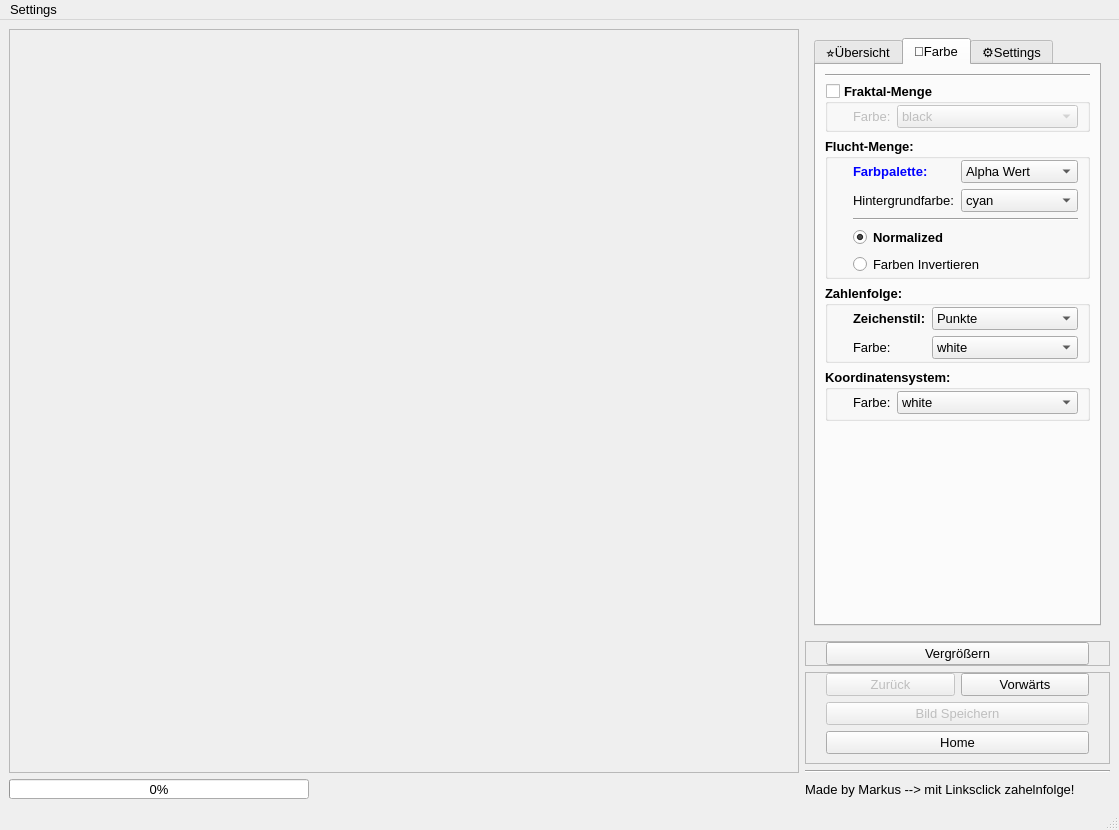
Before: the Qt Designer form mainwindow.ui in M4RKUS28/Fraktalgenerator, drawn with Qt 5.
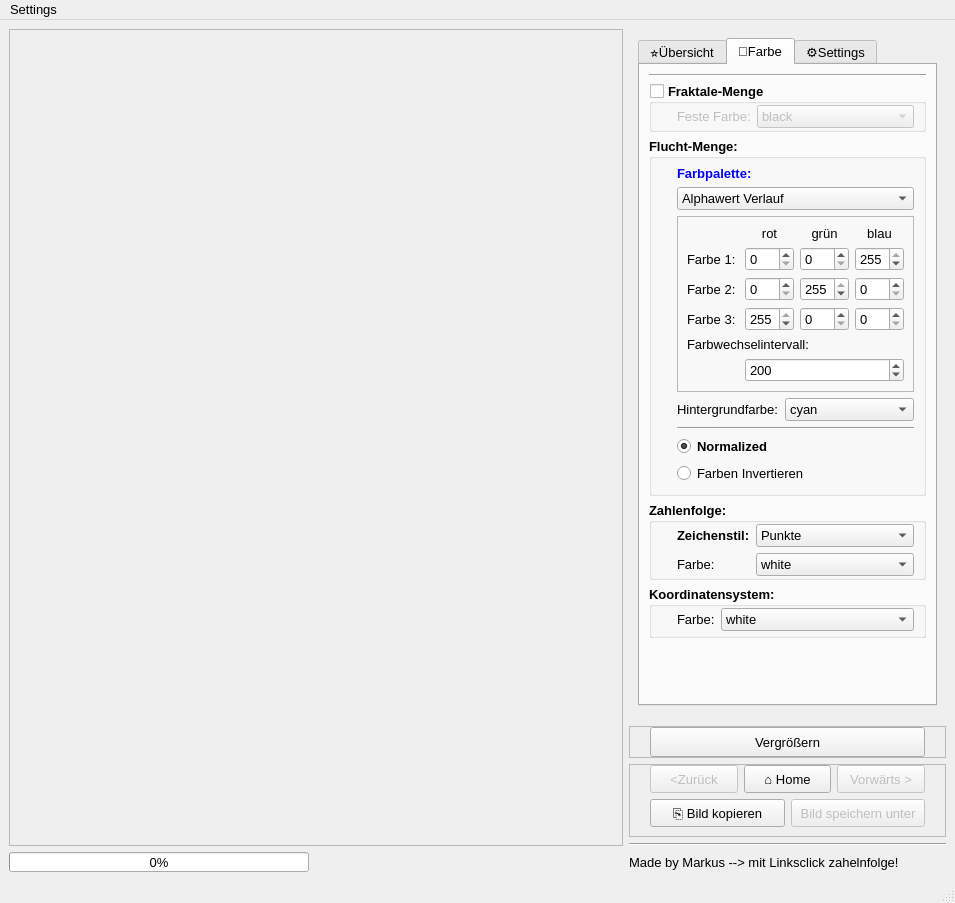
After: the same form once the commit is applied. The open tabs and pages were chosen to show the change. Custom widgets are drawn as their Qt base class.

Diff of the .ui file:
```diff
--- a/mainwindow.ui
+++ b/mainwindow.ui
@@ -6,8 +6,8 @@
    <rect>
     <x>0</x>
     <y>0</y>
-    <width>1119</width>
-    <height>830</height>
+    <width>955</width>
+    <height>903</height>
    </rect>
   </property>
   <property name="font">
@@ -444,7 +444,7 @@
               </font>
              </property>
              <property name="title">
-              <string>Fraktal-Menge</string>
+              <string>Fraktale-Menge</string>
              </property>
              <property name="checkable">
               <bool>true</bool>
@@ -531,7 +531,7 @@
                  </font>
                 </property>
                 <property name="text">
-                 <string>Farbe:</string>
+                 <string>Feste Farbe:</string>
                 </property>
                </widget>
               </item>
@@ -560,9 +560,12 @@
                <number>9</number>
               </property>
               <property name="bottomMargin">
-               <number>1</number>
+               <number>9</number>
               </property>
               <item row="0" column="0">
+               <layout class="QHBoxLayout" name="horizontalLayout_11"/>
+              </item>
+              <item row="1" column="0" colspan="2">
                <widget class="QLabel" name="label_9">
                 <property name="font">
                  <font>
@@ -580,7 +583,7 @@
                 </property>
                </widget>
               </item>
-              <item row="0" column="1">
+              <item row="2" column="0" colspan="2">
                <widget class="QComboBox" name="comboBox_palette">
                 <property name="font">
                  <font>
@@ -590,7 +593,7 @@
                 </property>
                 <item>
                  <property name="text">
-                  <string>Alpha Wert</string>
+                  <string extracomment="Verlauf des Alpha Kanals einer Rgba-Farbe. Kombenierbar mit Hintergurndfarbe und fester Fraktal Farbe.">Alphawert Verlauf</string>
                  </property>
                 </item>
                 <item>
@@ -625,7 +628,392 @@
                 </item>
                </widget>
               </item>
-              <item row="1" column="0">
+              <item row="3" column="0" colspan="2">
+               <widget class="QStackedWidget" name="stackedWidgetExtraSettings">
+                <property name="frameShape">
+                 <enum>QFrame::StyledPanel</enum>
+                </property>
+                <property name="lineWidth">
+                 <number>1</number>
+                </property>
+                <property name="currentIndex">
+                 <number>4</number>
+                </property>
+                <widget class="QWidget" name="page_6"/>
+                <widget class="QWidget" name="page_5"/>
+                <widget class="QWidget" name="page_4"/>
+                <widget class="QWidget" name="page_3">
+                 <layout class="QFormLayout" name="formLayout_8">
+                  <item row="0" column="0">
+                   <widget class="QLabel" name="label_38">
+                    <property name="font">
+                     <font>
+                      <pointsize>10</pointsize>
+                      <bold>false</bold>
+                     </font>
+                    </property>
+                    <property name="text">
+                     <string>Sättigung:</string>
+                    </property>
+                   </widget>
+                  </item>
+                  <item row="0" column="1">
+                   <widget class="QSpinBox" name="spinBoxHSV_satursion">
+                    <property name="font">
+                     <font>
+                      <pointsize>10</pointsize>
+                      <bold>false</bold>
+                     </font>
+                    </property>
+                    <property name="maximum">
+                     <number>255</number>
+                    </property>
+                    <property name="value">
+                     <number>255</number>
+                    </property>
+                   </widget>
+                  </item>
+                  <item row="1" column="0">
+                   <widget class="QLabel" name="label_39">
+                    <property name="enabled">
+                     <bool>true</bool>
+                    </property>
+                    <property name="font">
+                     <font>
+                      <pointsize>10</pointsize>
+                      <bold>false</bold>
+                     </font>
+                    </property>
+                    <property name="text">
+                     <string>Wert:</string>
+                    </property>
+                   </widget>
+                  </item>
+                  <item row="1" column="1">
+                   <widget class="QSpinBox" name="spinBoxHSV_value">
+                    <property name="enabled">
+                     <bool>true</bool>
+                    </property>
+                    <property name="font">
+                     <font>
+                      <pointsize>10</pointsize>
+                      <bold>false</bold>
+                     </font>
+                    </property>
+                    <property name="maximum">
+                     <number>255</number>
+                    </property>
+                    <property name="value">
+                     <number>255</number>
+                    </property>
+                   </widget>
+                  </item>
+                  <item row="2" column="0">
+                   <widget class="QLabel" name="label_40">
+                    <property name="enabled">
+                     <bool>true</bool>
+                    </property>
+                    <property name="font">
+                     <font>
+                      <pointsize>10</pointsize>
+                      <bold>false</bold>
+                     </font>
+                    </property>
+                    <property name="text">
+                     <string>Alpha: </string>
+                    </property>
+                   </widget>
+                  </item>
+                  <item row="2" column="1">
+                   <widget class="QSpinBox" name="spinBoxHSV_alpha">
+                    <property name="font">
+                     <font>
+                      <pointsize>10</pointsize>
+                      <bold>false</bold>
+                     </font>
+                    </property>
+                    <property name="maximum">
+                     <number>255</number>
+                    </property>
+                    <property name="value">
+                     <number>255</number>
+                    </property>
+                   </widget>
+                  </item>
+                 </layout>
+                </widget>
+                <widget class="QWidget" name="page">
+                 <layout class="QFormLayout" name="formLayout_7">
+                  <property name="leftMargin">
+                   <number>9</number>
+                  </property>
+                  <property name="rightMargin">
+                   <number>9</number>
+                  </property>
+                  <item row="0" column="1">
+                   <layout class="QHBoxLayout" name="horizontalLayout_10">
+                    <item>
+                     <widget class="QLabel" name="label_37">
+                      <property name="font">
+                       <font>
+                        <pointsize>10</pointsize>
+                        <bold>false</bold>
+                       </font>
+                      </property>
+                      <property name="text">
+                       <string>rot</string>
+                      </property>
+                      <property name="alignment">
+                       <set>Qt::AlignCenter</set>
+                      </property>
+                     </widget>
+                    </item>
+                    <item>
+                     <widget class="QLabel" name="label_36">
+                      <property name="font">
+                       <font>
+                        <pointsize>10</pointsize>
+                        <bold>false</bold>
+                       </font>
+                      </property>
+                      <property name="text">
+                       <string>grün</string>
+                      </property>
+                      <property name="alignment">
+                       <set>Qt::AlignCenter</set>
+                      </property>
+                     </widget>
+                    </item>
+                    <item>
+                     <widget class="QLabel" name="label_35">
+                      <property name="font">
+                       <font>
+                        <pointsize>10</pointsize>
+                        <bold>false</bold>
+                       </font>
+                      </property>
+                      <property name="text">
+                       <string>blau</string>
+                      </property>
+                      <property name="alignment">
+                       <set>Qt::AlignCenter</set>
+                      </property>
+                     </widget>
+                    </item>
+                   </layout>
+                  </item>
+                  <item row="1" column="0">
+                   <widget class="QLabel" name="label_19">
+                    <property name="font">
+                     <font>
+                      <pointsize>10</pointsize>
+                      <bold>false</bold>
+                     </font>
+                    </property>
+                    <property name="text">
+                     <string>Farbe 1: </string>
+                    </property>
+                   </widget>
+                  </item>
+                  <item row="1" column="1">
+                   <layout class="QHBoxLayout" name="horizontalLayout_7">
+                    <item>
+                     <widget class="QSpinBox" name="spinBox_rgb1_r">
+                      <property name="font">
+                       <font>
+                        <pointsize>10</pointsize>
+                        <bold>false</bold>
+                       </font>
+                      </property>
+                      <property name="maximum">
+                       <number>255</number>
+                      </property>
+                     </widget>
+                    </item>
+                    <item>
+                     <widget class="QSpinBox" name="spinBox_rgb1_g">
+                      <property name="font">
+                       <font>
+                        <pointsize>10</pointsize>
+                        <bold>false</bold>
+                       </font>
+                      </property>
+                      <property name="maximum">
+                       <number>255</number>
+                      </property>
+                     </widget>
+                    </item>
+                    <item>
+                     <widget class="QSpinBox" name="spinBox_rgb1_b">
+                      <property name="font">
+                       <font>
+                        <pointsize>10</pointsize>
+                        <bold>false</bold>
+                       </font>
+                      </property>
+                      <property name="maximum">
+                       <number>255</number>
+                      </property>
+                      <property name="value">
+                       <number>255</number>
+                      </property>
+                     </widget>
+                    </item>
+                   </layout>
+                  </item>
+                  <item row="2" column="0">
+                   <widget class="QLabel" name="label_33">
+                    <property name="font">
+                     <font>
+                      <pointsize>10</pointsize>
+                      <bold>false</bold>
+                     </font>
+                    </property>
+                    <property name="text">
+                     <string>Farbe 2:</string>
+                    </property>
+                   </widget>
+                  </item>
+                  <item row="2" column="1">
+                   <layout class="QHBoxLayout" name="horizontalLayout_8">
+                    <item>
+                     <widget class="QSpinBox" name="spinBox_rgb2_r">
+                      <property name="font">
+                       <font>
+                        <pointsize>10</pointsize>
+                        <bold>false</bold>
+                       </font>
+                      </property>
+                      <property name="maximum">
+                       <number>255</number>
+                      </property>
+                     </widget>
+                    </item>
+                    <item>
+                     <widget class="QSpinBox" name="spinBox_rgb2_g">
+                      <property name="font">
+                       <font>
+                        <pointsize>10</pointsize>
+                        <bold>false</bold>
+                       </font>
+                      </property>
+                      <property name="maximum">
+                       <number>255</number>
+                      </property>
+                      <property name="value">
+                       <number>255</number>
+                      </property>
+                     </widget>
+                    </item>
+                    <item>
+                     <widget class="QSpinBox" name="spinBox_rgb2_b">
+                      <property name="font">
+                       <font>
+                        <pointsize>10</pointsize>
+                        <bold>false</bold>
+                       </font>
+                      </property>
+                      <property name="maximum">
+                       <number>255</number>
+                      </property>
+                     </widget>
+                    </item>
+                   </layout>
+                  </item>
+                  <item row="3" column="0">
+                   <widget class="QLabel" name="label_34">
+                    <property name="font">
+                     <font>
+                      <pointsize>10</pointsize>
+                      <bold>false</bold>
+                     </font>
+                    </property>
+                    <property name="text">
+                     <string>Farbe 3:</string>
+                    </property>
+                   </widget>
+                  </item>
+                  <item row="3" column="1">
+                   <layout class="QHBoxLayout" name="horizontalLayout_9">
+                    <item>
+                     <widget class="QSpinBox" name="spinBox_rgb3_r">
+                      <property name="font">
+                       <font>
+                        <pointsize>10</pointsize>
+                        <bold>false</bold>
+                       </font>
+                      </property>
+                      <property name="maximum">
+                       <number>255</number>
+                      </property>
+                      <property name="value">
+                       <number>255</number>
+                      </property>
+                     </widget>
+                    </item>
+                    <item>
+                     <widget class="QSpinBox" name="spinBox_rgb3_g">
+                      <property name="font">
+                       <font>
+                        <pointsize>10</pointsize>
+                        <bold>false</bold>
+                       </font>
+                      </property>
+                      <property name="maximum">
+                       <number>255</number>
+                      </property>
+                     </widget>
+                    </item>
+                    <item>
+                     <widget class="QSpinBox" name="spinBox_rgb3_b">
+                      <property name="font">
+                       <font>
+                        <pointsize>10</pointsize>
+                        <bold>false</bold>
+                       </font>
+                      </property>
+                      <property name="maximum">
+                       <number>255</number>
+                      </property>
+                     </widget>
+                    </item>
+                   </layout>
+                  </item>
+                  <item row="4" column="0" colspan="2">
+                   <widget class="QLabel" name="label_farbwechselintervall">
+                    <property name="font">
+                     <font>
+                      <pointsize>10</pointsize>
+                      <bold>false</bold>
+                     </font>
+                    </property>
+                    <property name="text">
+                     <string>Farbwechselintervall:</string>
+                    </property>
+                   </widget>
+                  </item>
+                  <item row="5" column="1">
+                   <widget class="QSpinBox" name="spinBoxFarbWechselIntervall">
+                    <property name="font">
+                     <font>
+                      <pointsize>10</pointsize>
+                      <bold>false</bold>
+                     </font>
+                    </property>
+                    <property name="maximum">
+                     <number>999999</number>
+                    </property>
+                    <property name="value">
+                     <number>200</number>
+                    </property>
+                   </widget>
+                  </item>
+                 </layout>
+                </widget>
+                <widget class="QWidget" name="page_2"/>
+               </widget>
+              </item>
+              <item row="4" column="0">
                <widget class="QLabel" name="label">
                 <property name="font">
                  <font>
@@ -638,7 +1026,7 @@
                 </property>
                </widget>
               </item>
-              <item row="1" column="1">
+              <item row="4" column="1">
                <widget class="QComboBox" name="comboBox_background_color">
                 <property name="font">
                  <font>
@@ -693,14 +1081,14 @@
                 </item>
                </widget>
               </item>
-              <item row="2" column="0" colspan="2">
+              <item row="5" column="0" colspan="2">
                <widget class="Line" name="line_2">
                 <property name="orientation">
                  <enum>Qt::Horizontal</enum>
                 </property>
                </widget>
               </item>
-              <item row="3" column="0" colspan="2">
+              <item row="6" column="0" colspan="2">
                <widget class="QRadioButton" name="radioButton_normalized">
                 <property name="font">
                  <font>
@@ -719,7 +1107,7 @@
                 </property>
                </widget>
               </item>
-              <item row="4" column="0" colspan="2">
+              <item row="7" column="0" colspan="2">
                <widget class="QRadioButton" name="radioButton_invert">
                 <property name="font">
                  <font>
@@ -1395,8 +1783,8 @@
         <rect>
          <x>0</x>
          <y>0</y>
-         <width>790</width>
-         <height>736</height>
+         <width>621</width>
+         <height>809</height>
         </rect>
        </property>
        <layout class="QHBoxLayout" name="horizontalLayout_5">
@@ -1413,6 +1801,9 @@
     </item>
     <item row="1" column="1">
      <layout class="QVBoxLayout" name="verticalLayout_2">
+      <property name="topMargin">
+       <number>5</number>
+      </property>
       <item>
        <widget class="QFrame" name="frame_2">
         <property name="frameShape">
@@ -1436,6 +1827,12 @@
          </property>
          <item>
           <widget class="QPushButton" name="pushButtonStart">
+           <property name="minimumSize">
+            <size>
+             <width>0</width>
+             <height>30</height>
+            </size>
+           </property>
            <property name="text">
             <string>Vergrößern</string>
            </property>
@@ -1469,36 +1866,80 @@
              <property name="enabled">
               <bool>false</bool>
              </property>
+             <property name="minimumSize">
+              <size>
+               <width>0</width>
+               <height>28</height>
+              </size>
+             </property>
              <property name="text">
-              <string>Zurück</string>
+              <string>&lt;Zurück</string>
+             </property>
+            </widget>
+           </item>
+           <item>
+            <widget class="QPushButton" name="pushButtonHome">
+             <property name="minimumSize">
+              <size>
+               <width>0</width>
+               <height>28</height>
+              </size>
+             </property>
+             <property name="text">
+              <string>⌂ Home</string>
              </property>
             </widget>
            </item>
            <item>
             <widget class="QPushButton" name="pushButton_vor">
+             <property name="enabled">
+              <bool>false</bool>
+             </property>
+             <property name="minimumSize">
+              <size>
+               <width>0</width>
+               <height>28</height>
+              </size>
+             </property>
              <property name="text">
-              <string>Vorwärts</string>
+              <string>Vorwärts &gt;</string>
              </property>
             </widget>
            </item>
           </layout>
          </item>
          <item>
-          <widget class="QPushButton" name="pushButtonSaveImg">
-           <property name="enabled">
-            <bool>false</bool>
-           </property>
-           <property name="text">
-            <string>Bild Speichern</string>
-           </property>
-          </widget>
-         </item>
-         <item>
-          <widget class="QPushButton" name="pushButton">
-           <property name="text">
-            <string>Home</string>
-           </property>
-          </widget>
+          <layout class="QHBoxLayout" name="horizontalLayout_4">
+           <item>
+            <widget class="QPushButton" name="pushButton_copy">
+             <property name="minimumSize">
+              <size>
+               <width>0</width>
+               <height>28</height>
+              </size>
+             </property>
+             <property name="text">
+              <string>⎘ Bild kopieren</string>
+             </property>
+            </widget>
+           </item>
+           <item>
+            <widget class="QPushButton" name="pushButtonSaveImg">
+             <property name="enabled">
+              <bool>false</bool>
+             </property>
+             <property name="minimumSize">
+              <size>
+               <width>0</width>
+               <height>28</height>
+              </size>
+             </property>
+             <property name="text">
+              <string>Bild speichern unter</string>
+             </property>
+            </widget>
+           </item>
+          </layout>
          </item>
         </layout>
        </widget>
@@ -1526,7 +1967,7 @@
     <rect>
      <x>0</x>
      <y>0</y>
-     <width>1119</width>
+     <width>955</width>
      <height>24</height>
     </rect>
    </property>
```
Left out of the diff: 114 changed lines with no effect on the pictures.
